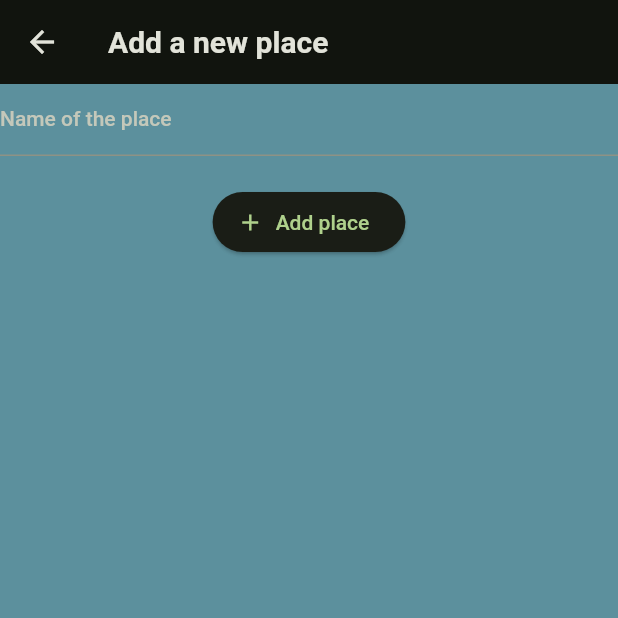
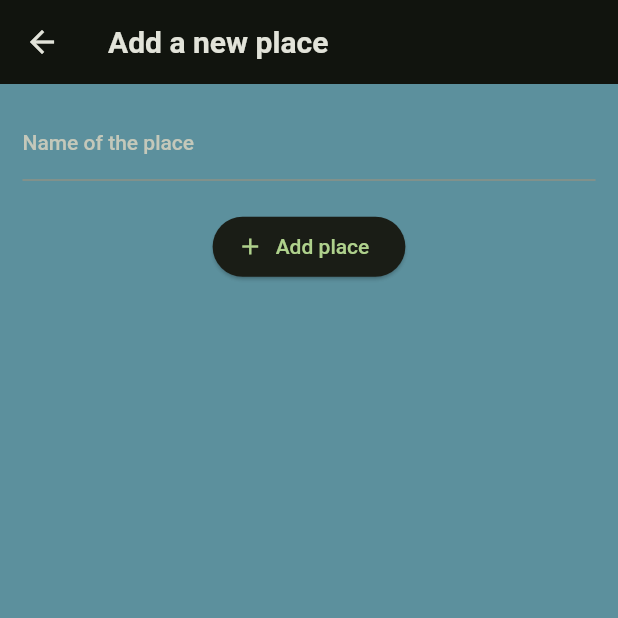
Before and after one commit to DereckAn/FlutterProjects, a Flutter app: the screen it shows after launch, after a tap on the "add" icon, on a phone screen of 412 x 824 dp, the top half of it. Run offline on Flutter 3.47's test engine with Material 2 defaults, Android fonts, the phone set to English and light mode, and no system bars; our stand-ins replace flutter_riverpod, google_fonts, transparent_image.

Commit message:
creating the provider fro adding new places

```diff
--- a/mobile_features/lib/main.dart
+++ b/mobile_features/lib/main.dart
@@ -1,5 +1,6 @@
 import 'package:flutter/material.dart';
 
+import 'package:flutter_riverpod/flutter_riverpod.dart';
 import 'package:google_fonts/google_fonts.dart';
 import 'package:mobile_features/screens/home.dart';
 
@@ -28,7 +29,7 @@ final theme = ThemeData().copyWith(
 
 void main() {
   runApp(
-      const MyApp(),
+      const ProviderScope(child: MyApp()) ,
   );
 }
 
@@ -40,7 +41,7 @@ class MyApp extends StatelessWidget {
     return MaterialApp(
       title: 'Great Places',
       theme: theme,
-      home:  const Home(),
+      home:  const HomeScreen(),
     );
   }
 }
--- a/mobile_features/lib/screens/adding_new_place.dart
+++ b/mobile_features/lib/screens/adding_new_place.dart
@@ -1,7 +1,20 @@
 import 'package:flutter/material.dart';
 
-class AddingNewPlace extends StatelessWidget {
-  const AddingNewPlace({super.key});
+class AddingNewPlaceScreen extends StatefulWidget {
+  const AddingNewPlaceScreen({super.key});
+
+  @override
+  State<AddingNewPlaceScreen> createState() => _AddingNewPlaceScreenState();
+}
+
+class _AddingNewPlaceScreenState extends State<AddingNewPlaceScreen> {
+  final titlePlace = TextEditingController();
+
+  @override
+  void dispose() {
+    titlePlace.dispose();
+    super.dispose();
+  }
 
   @override
   Widget build(BuildContext context) {
@@ -9,10 +22,17 @@ class AddingNewPlace extends StatelessWidget {
         appBar: AppBar(
           title: const Text('Add a new place'),
         ),
-        body: Column(
+        body: SingleChildScrollView(
+          padding: const EdgeInsets.all(15),
+          child: Column(
             children: [
               TextFormField(
                 decoration: const InputDecoration(labelText: 'Name of the place'),
+                controller: titlePlace,
+                style: Theme.of(context)
+                    .textTheme
+                    .titleMedium!
+                    .copyWith(color: Theme.of(context).colorScheme.onBackground),
               ),
               const SizedBox(
                 height: 20,
@@ -25,6 +45,7 @@ class AddingNewPlace extends StatelessWidget {
                 ),
               ),
             ],
+          ),
         ));
   }
 }
--- a/mobile_features/lib/screens/home.dart
+++ b/mobile_features/lib/screens/home.dart
@@ -1,8 +1,9 @@
 import 'package:flutter/material.dart';
 import 'package:mobile_features/screens/adding_new_place.dart';
+import 'package:mobile_features/widgets/places_list.dart';
 
-class Home extends StatelessWidget {
-  const Home({super.key});
+class HomeScreen extends StatelessWidget {
+  const HomeScreen({super.key});
 
   @override
   Widget build(BuildContext context) {
@@ -11,7 +12,11 @@ class Home extends StatelessWidget {
         actions: [
           IconButton(
             onPressed: () {
-            Navigator.of(context).push(MaterialPageRoute(builder: (ctx) => const AddingNewPlace(),),);
+              Navigator.of(context).push(
+                MaterialPageRoute(
+                  builder: (ctx) => const AddingNewPlaceScreen(),
+                ),
+              );
             },
             icon: const Icon(Icons.add),
           ),
@@ -19,8 +24,8 @@ class Home extends StatelessWidget {
         centerTitle: true,
         title: const Text('My Places'),
       ),
-      body: const Center(
-        child: Text('Hello World'),
+      body:  const PlacesList(
+        places: [],
       ),
     );
   }
--- /dev/null
+++ b/mobile_features/lib/widgets/places_list.dart
@@ -0,0 +1,37 @@
+import 'package:flutter/material.dart';
+import 'package:mobile_features/models/place.dart';
+
+class PlacesList extends StatelessWidget {
+  const PlacesList({super.key, required this.places});
+
+  final List<Place> places;
+
+  @override
+  Widget build(BuildContext context) {
+    if (places.isEmpty) {
+      return  Center(
+        child: Text('No places added yet, start adding some!',  style: Theme.of(context)
+              .textTheme
+              .bodyLarge!
+              .copyWith(color: Theme.of(context).colorScheme.onBackground),),
+      );
+    }
+    return ListView.builder(
+      itemCount: places.length,
+      itemBuilder: (ctx, i) => ListTile(
+        // leading: CircleAvatar(
+        //   backgroundImage: FileImage(places[i].image),
+        // ),
+        title: Text(
+          places[i].title,
+          style: Theme.of(context)
+              .textTheme
+              .titleMedium!
+              .copyWith(color: Theme.of(context).colorScheme.onBackground),
+        ),
+        subtitle: Text(places[i].id),
+        onTap: () {},
+      ),
+    );
+  }
+}
```
Also changed, not shown: mobile_features/lib/providers/user_places.dart (added, +24 -0 lines), mobile_features/lib/screens/place_detail.dart (added, +10 -0 lines). Lines whose indentation alone changed are shown as unchanged.
